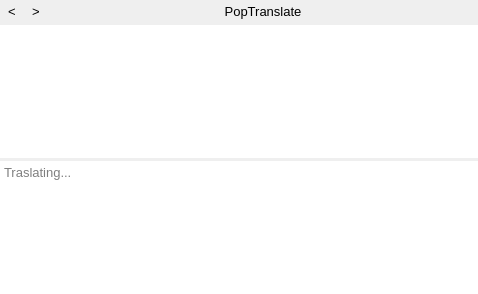
The window that src/popupdialog.ui (glaumar/PopTranslate) describes before a commit, drawn with Qt 5.
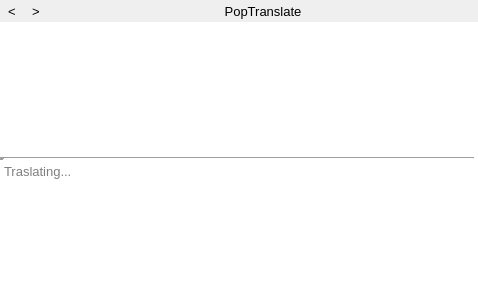
The same window after the commit. Icons and pictures are not drawn.

Commit message: Make the toolbar and text edit have the same opacity

```diff
--- a/src/popupdialog.ui
+++ b/src/popupdialog.ui
@@ -35,7 +35,7 @@
   </property>
   <layout class="QVBoxLayout" name="verticalLayout">
    <property name="spacing">
-    <number>3</number>
+    <number>0</number>
    </property>
    <property name="sizeConstraint">
     <enum>QLayout::SetDefaultConstraint</enum>
@@ -172,6 +172,16 @@
      </property>
     </widget>
    </item>
+   <item>
+    <widget class="Line" name="horizon_line">
+     <property name="lineWidth">
+      <number>5</number>
+     </property>
+     <property name="orientation">
+      <enum>Qt::Horizontal</enum>
+     </property>
+    </widget>
+   </item>
    <item>
     <widget class="QTextEdit" name="trans_text_edit">
      <property name="sizePolicy">
```
The commit also changes 3 other files.
